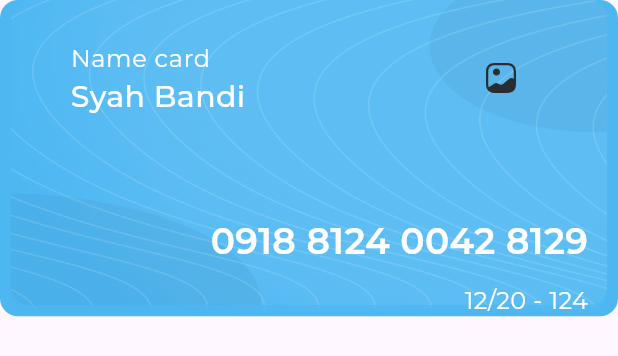
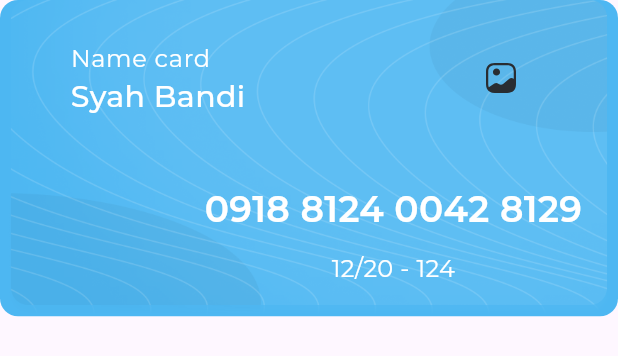
Before and after one commit to ahmedhassan456/responsive_dash_board, a Flutter app: the CardView widget shown alone on an empty page, opened directly, on a phone screen of 412 x 824 dp. Shown: the top 356 px of the screen. Run offline on Flutter 3.47's test engine with Material 3 defaults, Android fonts, the phone set to English and light mode, and no system bars; our stand-ins replace flutter_svg; project files that could hold a hidden picture were left out.

Commit message:
update my card

```diff
--- a/lib/widgets/card_layout/card_view.dart
+++ b/lib/widgets/card_layout/card_view.dart
@@ -20,6 +20,7 @@ class CardView extends StatelessWidget {
           ),
         ),
         child: Column(
+          crossAxisAlignment: CrossAxisAlignment.end,
           children: [
             Padding(
               padding:
@@ -38,35 +39,29 @@ class CardView extends StatelessWidget {
                 trailing: SvgPicture.asset(Assets.imagesGallery),
               ),
             ),
-            const SizedBox(
-              height: 55.0,
-            ),
+            const Spacer(),
             Padding(
-              padding: const EdgeInsets.only(right: 20.0),
-              child: Row(
+              padding: const EdgeInsets.only(right: 24.0),
+              child: Column(
                 children: [
-                  const Spacer(),
                   Text(
                     '0918 8124 0042 8129',
                     style:
                         AppStyles.styleSemiBold24.copyWith(color: Colors.white),
                   ),
+                  const SizedBox(
+                    height: 12.0,
+                  ),
+                  Text(
+                    '12/20 - 124',
+                    style: AppStyles.styleRegular16.copyWith(
+                      color: Colors.white,
+                    ),
+                  ),
                 ],
               ),
             ),
-            const SizedBox(
-              height: 12.0,
-            ),
-            Padding(
-              padding: const EdgeInsets.only(right: 20.0),
-              child: Align(
-                alignment: Alignment.centerRight,
-                child: Text(
-                  '12/20 - 124',
-                  style: AppStyles.styleRegular16.copyWith(color: Colors.white,),
-                ),
-              ),
-            ),
+            const SizedBox(height: 20.0,),
           ],
         ),
       ),
```
